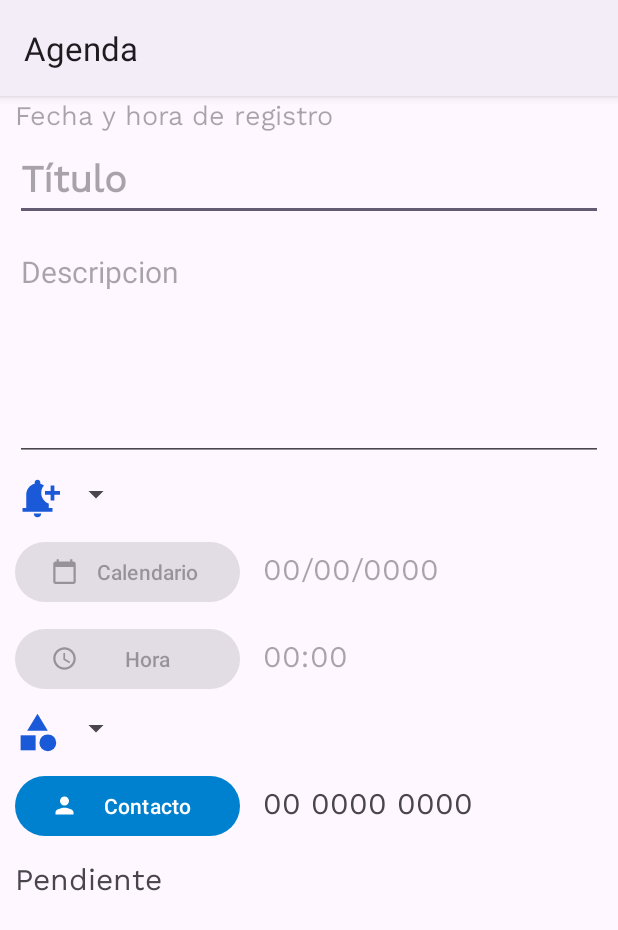
After one commit to Brend-hs/Agenda, an Android app: the Actualizar_Nota screen opened directly, with no data from a screen before it, on a phone screen of 412 x 824 dp. The commit adds this screen. Shown: the top 930 px of the screen. Run offline under Robolectric (Android 15) with nearby library versions, the phone set to English and light mode, and no system bars.

Commit message:
I added some changes

```diff
--- a/app/src/main/AndroidManifest.xml
+++ b/app/src/main/AndroidManifest.xml
@@ -20,6 +20,9 @@
         android:supportsRtl="true"
         android:theme="@style/Theme.Agenda"
         tools:targetApi="31">
+        <activity
+            android:name=".ActualizarNota.Actualizar_Nota"
+            android:exported="false" />
         <activity
             android:name=".Perfil_Usuario"
             android:exported="false" />
--- /dev/null
+++ b/app/src/main/java/com/example/agenda/ActualizarNota/Actualizar_Nota.java
@@ -0,0 +1,22 @@
+package com.example.agenda.ActualizarNota;
+
+import android.os.Bundle;
+
+import androidx.activity.EdgeToEdge;
+import androidx.appcompat.app.AppCompatActivity;
+import androidx.core.graphics.Insets;
+import androidx.core.view.ViewCompat;
+import androidx.core.view.WindowInsetsCompat;
+
+import com.example.agenda.R;
+
+public class Actualizar_Nota extends AppCompatActivity {
+
+    @Override
+    protected void onCreate(Bundle savedInstanceState) {
+        super.onCreate(savedInstanceState);
+        EdgeToEdge.enable(this);
+        setContentView(R.layout.activity_actualizar_nota);
+
+    }
+}
--- /dev/null
+++ b/app/src/main/res/layout/activity_actualizar_nota.xml
@@ -0,0 +1,199 @@
+<?xml version="1.0" encoding="utf-8"?>
+<ScrollView xmlns:android="http://schemas.android.com/apk/res/android"
+    xmlns:app="http://schemas.android.com/apk/res-auto"
+    xmlns:tools="http://schemas.android.com/tools"
+    android:id="@+id/main"
+    android:layout_width="match_parent"
+    android:layout_height="match_parent"
+    tools:context=".ActualizarNota.Actualizar_Nota">
+
+    <androidx.appcompat.widget.LinearLayoutCompat
+        android:layout_width="match_parent"
+        android:layout_height="wrap_content"
+        android:orientation="vertical"
+        android:padding="10dp">
+
+        <!--UID DEL USUARIO-->
+        <TextView
+            android:id="@+id/Uid_Usuario_A"
+            android:hint="@string/Uid_Usuario_A"
+            android:layout_width="wrap_content"
+            android:layout_height="wrap_content"
+            android:textSize="18sp"
+            android:fontFamily="@font/worksans"/>
+
+        <!--CORREO DEL USUARIO-->
+        <TextView
+            android:id="@+id/Correo_Usuario_A"
+            android:hint="@string/Correo_Usuario_A"
+            android:layout_width="wrap_content"
+            android:layout_height="wrap_content"
+            android:textSize="18sp"
+            android:fontFamily="@font/worksans"/>
+
+        <!--FECHA Y HORA ACTUAL DEL DISPOSITIVO DE REGISTRO-->
+        <TextView
+            android:id="@+id/Fecha_hora_actual_A"
+            android:hint="@string/Fecha_hora_actual_A"
+            android:layout_width="wrap_content"
+            android:layout_height="wrap_content"
+            android:textSize="18sp"
+            android:fontFamily="@font/worksans"/>
+
+        <!--TITULO-->
+        <EditText
+            android:id="@+id/Titulo_A"
+            android:hint="@string/Titulo_A"
+            android:textSize="25sp"
+            android:textStyle="bold"
+            android:fontFamily="@font/worksans"
+            android:layout_width="match_parent"
+            android:layout_height="wrap_content"/>
+
+        <!--DESCRIPCION-->
+        <EditText
+            android:id="@+id/Descripcion_A"
+            android:hint="@string/Descripcion_A"
+            android:textSize="20sp"
+            android:layout_marginTop="10dp"
+            android:minHeight="150dp"
+            android:gravity="start"
+            android:layout_width="match_parent"
+            android:layout_height="wrap_content"/>
+
+        <!--NOTIFICACION-->
+        <androidx.appcompat.widget.LinearLayoutCompat
+            android:layout_width="match_parent"
+            android:layout_height="wrap_content"
+            android:layout_marginTop="10dp"
+            android:orientation="horizontal">
+
+            <!--ICONO DE ALARMA-->
+            <ImageView
+                android:layout_width="30dp"
+                android:layout_height="30dp"
+                android:src="@drawable/icono_notiicacion"/>
+
+            <Spinner
+                android:id="@+id/SpinnerNotificacion"
+                android:layout_width="wrap_content"
+                android:layout_height="wrap_content"/>
+
+        </androidx.appcompat.widget.LinearLayoutCompat>
+
+
+        <!--FECHA-->
+        <androidx.appcompat.widget.LinearLayoutCompat
+            android:layout_width="match_parent"
+            android:layout_height="wrap_content"
+            android:layout_marginTop="10dp"
+            android:orientation="horizontal">
+
+            <!--BOTON PARA ABRIR CALENDARIO-->
+            <Button
+                android:id="@+id/Btn_Calendario_A"
+                android:text="@string/Btn_Calendario_A"
+                app:icon="@drawable/icono_calendario"
+                android:enabled="false"
+                android:layout_width="150dp"
+                android:layout_height="wrap_content"/>
+
+            <!--VISUALIZAR FECHA ELEGIDA-->
+            <TextView
+                android:id="@+id/Fecha_A"
+                android:hint="@string/Fecha_A"
+                android:textSize="20sp"
+                android:layout_marginStart="15dp"
+                android:fontFamily="@font/worksans"
+                android:layout_width="wrap_content"
+                android:layout_height="wrap_content"/>
+
+        </androidx.appcompat.widget.LinearLayoutCompat>
+
+        <!--HORA-->
+        <androidx.appcompat.widget.LinearLayoutCompat
+            android:layout_width="match_parent"
+            android:layout_height="wrap_content"
+            android:layout_marginTop="10dp"
+            android:orientation="horizontal">
+
+            <!--BOTON PARA ABRIR RELOJ-->
+            <Button
+                android:id="@+id/Btn_Hora_A"
+                android:text="@string/Btn_Hora_A"
+                app:icon="@drawable/icono_reloj"
+                android:enabled="false"
+                android:layout_width="150dp"
+                android:layout_height="wrap_content"/>
+
+            <!--VISUALIZAR HORA ELEGIDA-->
+            <TextView
+                android:id="@+id/Hora_A"
+                android:hint="@string/Hora_A"
+                android:textSize="20sp"
+                android:layout_marginStart="15dp"
+                android:fontFamily="@font/worksans"
+                android:layout_width="wrap_content"
+                android:layout_height="wrap_content"/>
+
+        </androidx.appcompat.widget.LinearLayoutCompat>
+
+        <!--CATEGORÍA-->
+        <androidx.appcompat.widget.LinearLayoutCompat
+            android:layout_width="match_parent"
+            android:layout_height="wrap_content"
+            android:layout_marginTop="10dp"
+            android:orientation="horizontal">
+
+            <!--ICONO DE ALARMA-->
+            <ImageView
+                android:layout_width="30dp"
+                android:layout_height="30dp"
+                android:src="@drawable/icono_categoria"/>
+
+            <Spinner
+                android:id="@+id/SpinnerCategoria"
+                android:layout_width="wrap_content"
+                android:layout_height="wrap_content"/>
+
+        </androidx.appcompat.widget.LinearLayoutCompat>
+
+        <!--CONTACTO-->
+        <androidx.appcompat.widget.LinearLayoutCompat
+            android:layout_width="match_parent"
+            android:layout_height="wrap_content"
+            android:layout_marginTop="10dp"
+            android:orientation="horizontal">
+
+            <!--BOTON PARA ABRIR CONTACTOS-->
+            <Button
+                android:id="@+id/Btn_Contactos_A"
+                android:text="@string/Btn_Contactos_A"
+                app:icon="@drawable/icono_contacto"
+                android:layout_width="150dp"
+                android:layout_height="wrap_content"/>
+
+            <!--VISUALIZAR CONTACTO-->
+            <TextView
+                android:id="@+id/Contacto_A"
+                android:text="@string/Contacto_A"
+                android:textSize="20sp"
+                android:layout_marginStart="15dp"
+                android:fontFamily="@font/worksans"
+                android:layout_width="wrap_content"
+                android:layout_height="wrap_content"/>
+
+        </androidx.appcompat.widget.LinearLayoutCompat>
+
+        <!--ESTADO DE LA NOTA-->
+        <TextView
+            android:id="@+id/Estado_A"
+            android:text="@string/Estado_A"
+            android:textSize="20sp"
+            android:layout_marginTop="10dp"
+            android:fontFamily="@font/worksans"
+            android:layout_width="wrap_content"
+            android:layout_height="wrap_content"/>
+
+    </androidx.appcompat.widget.LinearLayoutCompat>
+</ScrollView>
--- a/app/src/main/res/values/strings.xml
+++ b/app/src/main/res/values/strings.xml
@@ -81,4 +81,19 @@
     <string name="Estado_Item_TXT">Estado: </string>
     <string name="Estado_Item">Pendiente</string>
     <string name="Contacto_Item">00 0000 0000</string>
+
+    <!--ACTUALIZAR NOTA-->
+    <string name="Id_nota_A">Id nota</string>
+    <string name="Uid_Usuario_A">Uid del usuario</string>
+    <string name="Correo_Usuario_A">Correo de usuario</string>
+    <string name="Fecha_hora_actual_A">Fecha y hora de registro</string>
+    <string name="Titulo_A">Título</string>
+    <string name="Descripcion_A">Descripcion</string>
+    <string name="Btn_Calendario_A">Calendario</string>
+    <string name="Fecha_A">00/00/0000</string>
+    <string name="Btn_Hora_A">Hora</string>
+    <string name="Hora_A">00:00</string>
+    <string name="Estado_A">Pendiente</string>
+    <string name="Btn_Contactos_A">Contacto</string>
+    <string name="Contacto_A">00 0000 0000</string>
 </resources>
```
